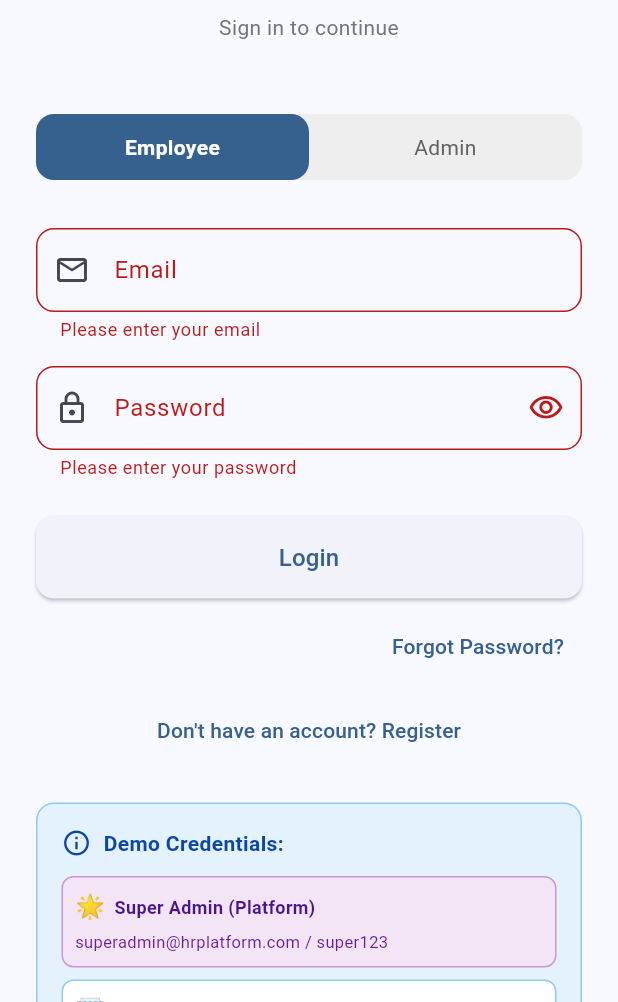
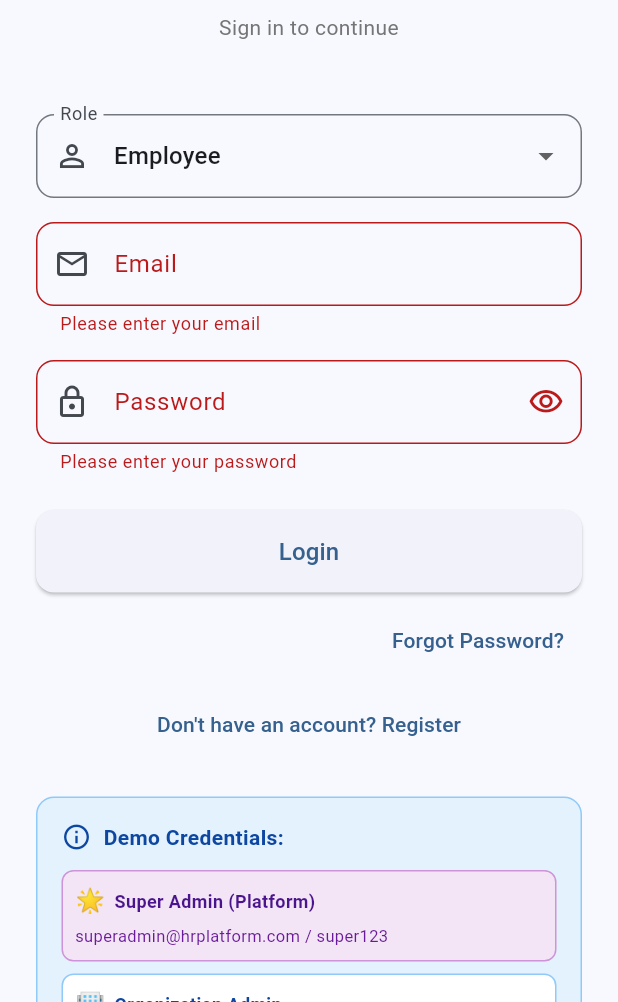
Before and after one commit to MuhammadAsher/hr, a Flutter app: the screen it shows after launch, after a tap on "Login", on a phone screen of 412 x 824 dp, the part 234-1236 px from its top. Run offline on Flutter 3.47's test engine with Material 3 defaults, Android fonts, the phone set to English and light mode, and no system bars; our stand-ins replace csv, fl_chart, pdf, printing, shared_preferences, syncfusion_flutter_charts; missing offline and left inert: mailer; accounts and stored records are empty.

Commit message:
shifted logged in role into drop down

```diff
--- a/lib/screens/login_screen.dart
+++ b/lib/screens/login_screen.dart
@@ -86,20 +86,37 @@ class _LoginScreenState extends State<LoginScreen> {
                   ),
                   const SizedBox(height: 48),
 
-                  // Role Segmented Control
-                  Container(
-                    decoration: BoxDecoration(
-                      color: Colors.grey[200],
-                      borderRadius: BorderRadius.circular(12),
+                  // Role Dropdown Field
+                  DropdownButtonFormField<UserRole>(
+                    value: _selectedRole,
+                    decoration: InputDecoration(
+                      labelText: 'Role',
+                      prefixIcon: const Icon(Icons.person_outline),
+                      border: OutlineInputBorder(
+                        borderRadius: BorderRadius.circular(12),
+                      ),
                     ),
-                    child: Row(
-                      children: [
-                        Expanded(child: _buildRoleButton(UserRole.employee)),
-                        Expanded(child: _buildRoleButton(UserRole.admin)),
-                      ],
-                    ),
+                    items: UserRole.values.map((role) {
+                      return DropdownMenuItem<UserRole>(
+                        value: role,
+                        child: Text(role.displayName),
+                      );
+                    }).toList(),
+                    onChanged: (value) {
+                      if (value != null) {
+                        setState(() {
+                          _selectedRole = value;
+                        });
+                      }
+                    },
+                    validator: (value) {
+                      if (value == null) {
+                        return 'Please select a role';
+                      }
+                      return null;
+                    },
                   ),
-                  const SizedBox(height: 32),
+                  const SizedBox(height: 16),
 
                   // Email Field
                   TextFormField(
@@ -379,31 +396,4 @@ class _LoginScreenState extends State<LoginScreen> {
     );
   }
 
-  Widget _buildRoleButton(UserRole role) {
-    final isSelected = _selectedRole == role;
-    return GestureDetector(
-      onTap: () {
-        setState(() {
-          _selectedRole = role;
-        });
-      },
-      child: Container(
-        padding: const EdgeInsets.symmetric(vertical: 12),
-        decoration: BoxDecoration(
-          color: isSelected
-              ? Theme.of(context).primaryColor
-              : Colors.transparent,
-          borderRadius: BorderRadius.circular(12),
-        ),
-        child: Text(
-          role.displayName,
-          textAlign: TextAlign.center,
-          style: TextStyle(
-            color: isSelected ? Colors.white : Colors.grey[700],
-            fontWeight: isSelected ? FontWeight.bold : FontWeight.normal,
-          ),
-        ),
-      ),
-    );
-  }
 }
```
Also changed, not shown: 1 other file.
